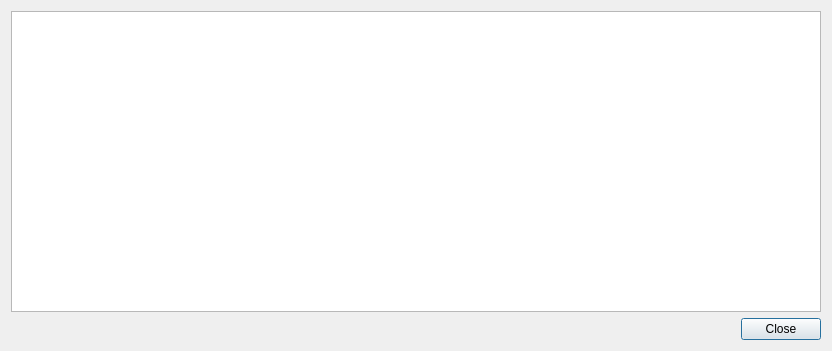
The window that StadiumView.ui (PachowStudios/CS1D-Second-Project) describes before a commit, drawn with Qt 5.
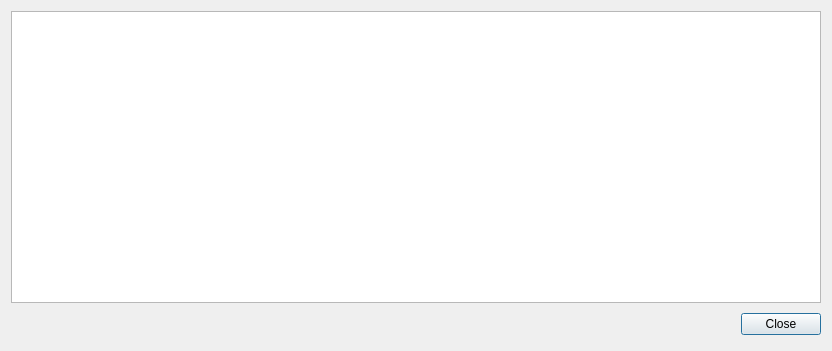
The same window after the commit.

Commit message: Added load stadium file dialog

```diff
--- a/StadiumView.ui
+++ b/StadiumView.ui
@@ -59,6 +59,18 @@
    </item>
    <item>
     <widget class="QDialogButtonBox" name="buttons">
+     <property name="sizePolicy">
+      <sizepolicy hsizetype="Expanding" vsizetype="Fixed">
+       <horstretch>0</horstretch>
+       <verstretch>0</verstretch>
+      </sizepolicy>
+     </property>
+     <property name="minimumSize">
+      <size>
+       <width>0</width>
+       <height>31</height>
+      </size>
+     </property>
      <property name="standardButtons">
       <set>QDialogButtonBox::Close</set>
      </property>
```
The commit also changes 12 other files.
